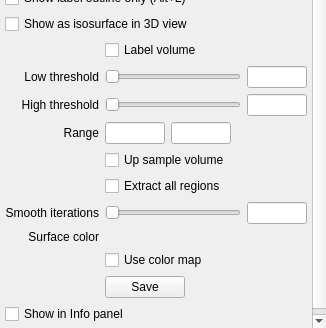
Before: the Qt Designer form freeview/PanelVolume.ui in freesurfer/freesurfer, drawn with Qt 5; both pictures show x 0 to 326 and y 1171 to 1499 of the 326 by 1499 pixel window.
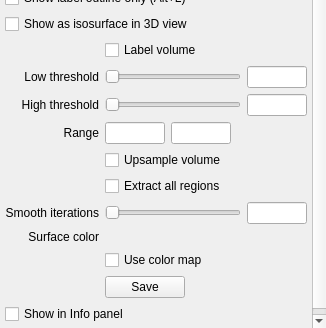
After: the same form once the commit is applied. Icons and pictures are not drawn. Custom widgets are drawn as their Qt base class.

What changed in the file:
```diff
--- a/freeview/PanelVolume.ui
+++ b/freeview/PanelVolume.ui
@@ -1099,7 +1099,7 @@
       <item row="5" column="1">
        <widget class="QCheckBox" name="checkBoxUpsampleContour">
         <property name="text">
-         <string>Up sample volume</string>
+         <string>Upsample volume</string>
         </property>
        </widget>
       </item>
```
